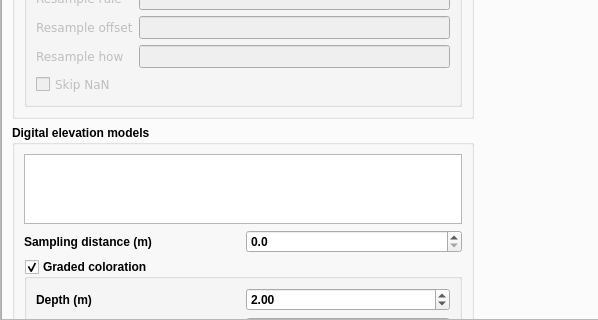
Above: ui/secplotdockwidget.ui from HenrikSpa/qgis-midvatten-plugin before the change; both pictures show x 0 to 598 and y 330 to 650 of the 980 by 650 pixel window. Below: the same form after it.
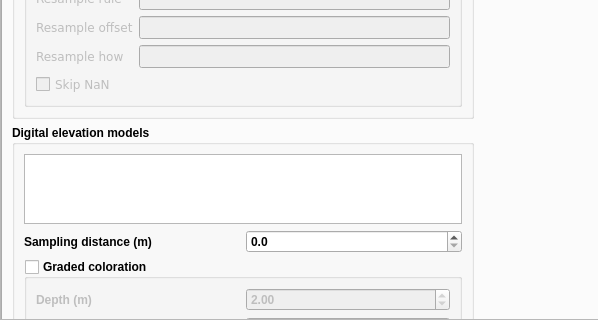
That is the form after the change. The open tabs and pages were chosen to show the change. Custom widgets are drawn as their Qt base class.

What changed in the file:
```diff
--- a/ui/secplotdockwidget.ui
+++ b/ui/secplotdockwidget.ui
@@ -611,6 +611,9 @@
                               <property name="checkable">
                                <bool>true</bool>
                               </property>
+                              <property name="checked">
+                               <bool>false</bool>
+                              </property>
                               <layout class="QGridLayout" name="gridLayout_3">
                                <item row="2" column="0">
                                 <widget class="QLabel" name="label_16">
```
Left out of the diff: 2 changed lines with no effect on the pictures.
